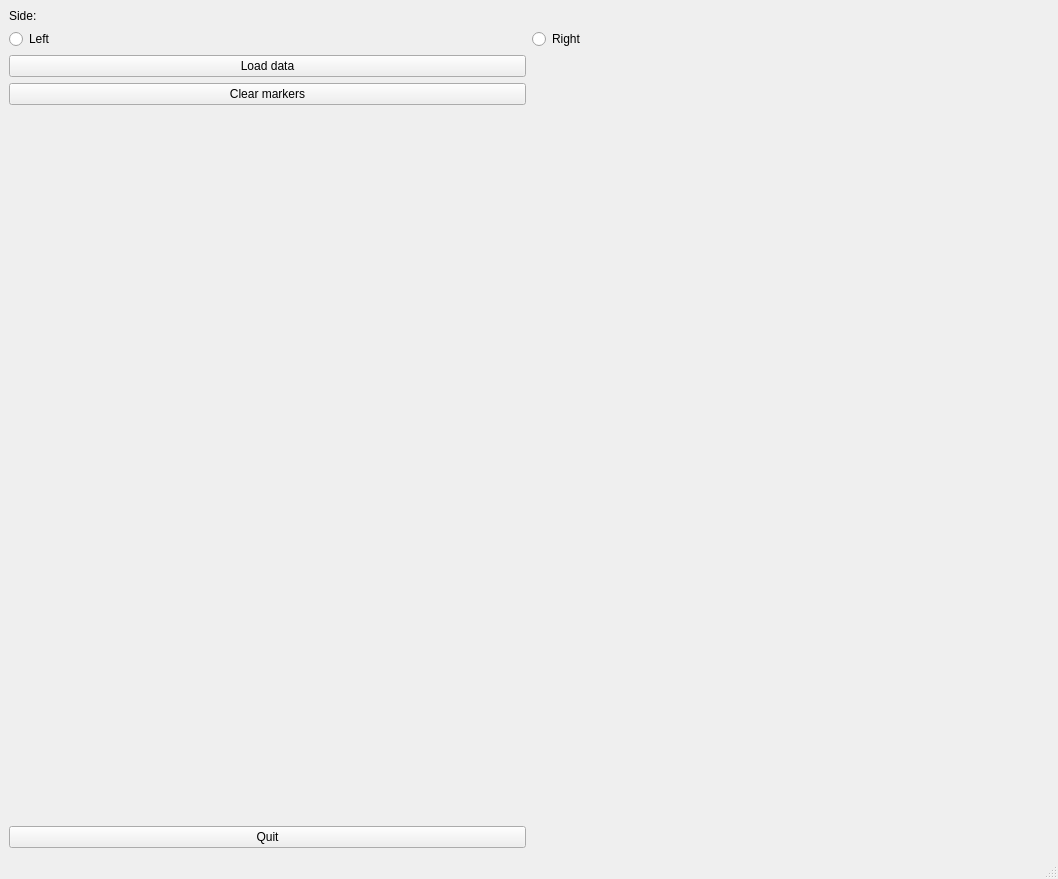
Old version of the form gaitutils/nexus_scripts/tardieu.ui in the repository NCH-Motion-Laboratory/gaitutils.
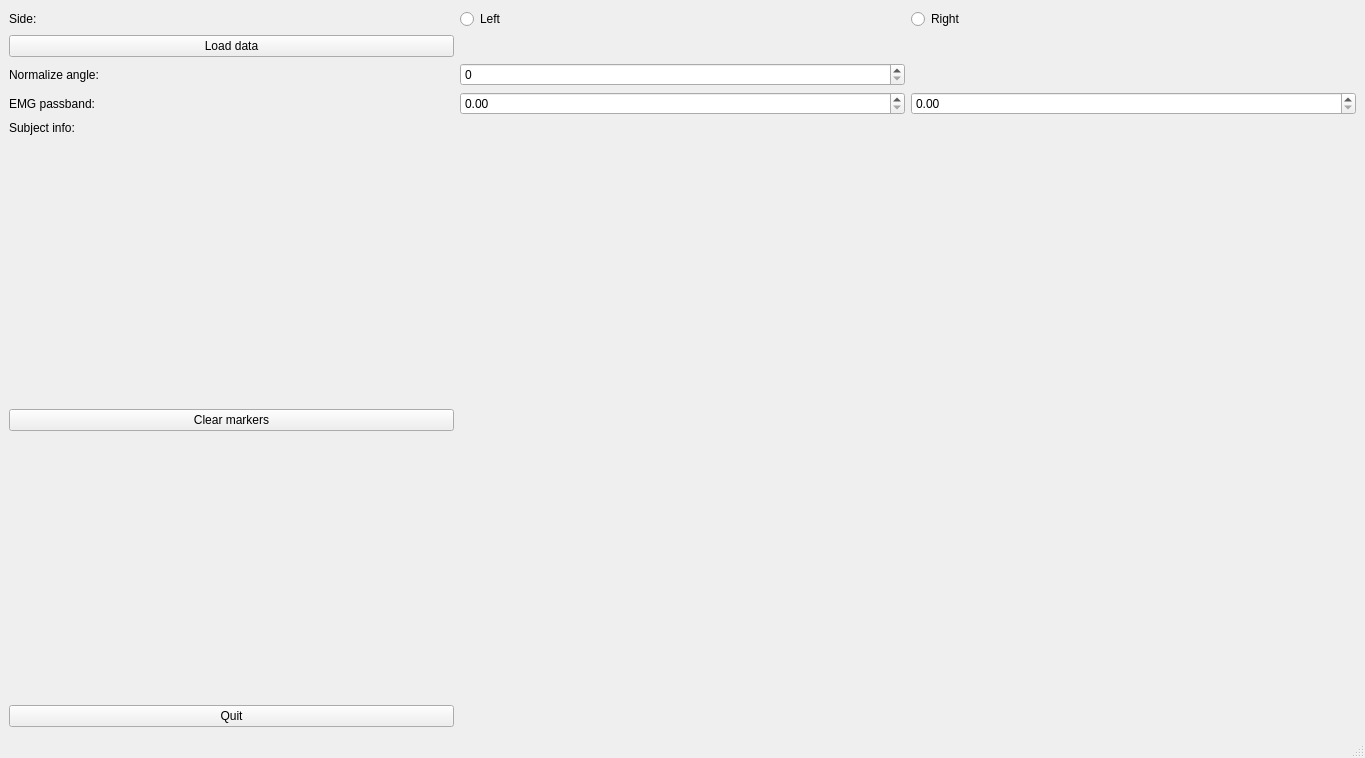
New version of the form.

```diff
--- a/gaitutils/nexus_scripts/tardieu.ui
+++ b/gaitutils/nexus_scripts/tardieu.ui
@@ -6,8 +6,8 @@
    <rect>
     <x>0</x>
     <y>0</y>
-    <width>1058</width>
-    <height>879</height>
+    <width>1365</width>
+    <height>758</height>
    </rect>
   </property>
   <property name="windowTitle">
@@ -17,40 +17,20 @@
    <layout class="QHBoxLayout" name="horizontalLayout">
     <item>
      <layout class="QGridLayout" name="mainGridLayout">
-      <item row="1" column="1">
-       <widget class="QRadioButton" name="radioButton_2">
-        <property name="text">
-         <string>Right</string>
-        </property>
-       </widget>
-      </item>
-      <item row="5" column="0">
-       <spacer name="verticalSpacer">
-        <property name="orientation">
-         <enum>Qt::Vertical</enum>
-        </property>
-        <property name="sizeHint" stdset="0">
-         <size>
-          <width>20</width>
-          <height>40</height>
-         </size>
-        </property>
-       </spacer>
-      </item>
       <item row="1" column="0">
-       <widget class="QRadioButton" name="radioButton">
-        <property name="text">
-         <string>Left</string>
-        </property>
-       </widget>
-      </item>
-      <item row="0" column="0">
        <widget class="QLabel" name="label">
         <property name="text">
          <string>Side:</string>
         </property>
        </widget>
       </item>
+      <item row="7" column="0">
+       <widget class="QPushButton" name="pushButton">
+        <property name="text">
+         <string>Clear markers</string>
+        </property>
+       </widget>
+      </item>
       <item row="2" column="0">
        <widget class="QPushButton" name="pushButton_3">
         <property name="text">
@@ -58,20 +38,83 @@
         </property>
        </widget>
       </item>
-      <item row="3" column="0">
-       <widget class="QPushButton" name="pushButton">
-        <property name="text">
-         <string>Clear markers</string>
+      <item row="9" column="0">
+       <spacer name="verticalSpacer">
+        <property name="orientation">
+         <enum>Qt::Vertical</enum>
         </property>
-       </widget>
+        <property name="sizeHint" stdset="0">
+         <size>
+          <width>20</width>
+          <height>40</height>
+         </size>
+        </property>
+       </spacer>
       </item>
       <item row="6" column="0">
+       <spacer name="verticalSpacer_2">
+        <property name="orientation">
+         <enum>Qt::Vertical</enum>
+        </property>
+        <property name="sizeHint" stdset="0">
+         <size>
+          <width>20</width>
+          <height>40</height>
+         </size>
+        </property>
+       </spacer>
+      </item>
+      <item row="1" column="2">
+       <widget class="QRadioButton" name="radioButton_2">
+        <property name="text">
+         <string>Right</string>
+        </property>
+       </widget>
+      </item>
+      <item row="1" column="1">
+       <widget class="QRadioButton" name="radioButton">
+        <property name="text">
+         <string>Left</string>
+        </property>
+       </widget>
+      </item>
+      <item row="10" column="0">
        <widget class="QPushButton" name="pushButton_2">
         <property name="text">
          <string>Quit</string>
         </property>
        </widget>
       </item>
+      <item row="3" column="0">
+       <widget class="QLabel" name="label_2">
+        <property name="text">
+         <string>Normalize angle:</string>
+        </property>
+       </widget>
+      </item>
+      <item row="4" column="1">
+       <widget class="QDoubleSpinBox" name="doubleSpinBox"/>
+      </item>
+      <item row="4" column="2">
+       <widget class="QDoubleSpinBox" name="doubleSpinBox_2"/>
+      </item>
+      <item row="4" column="0">
+       <widget class="QLabel" name="label_3">
+        <property name="text">
+         <string>EMG passband:</string>
+        </property>
+       </widget>
+      </item>
+      <item row="3" column="1">
+       <widget class="QSpinBox" name="spinBox"/>
+      </item>
+      <item row="5" column="0">
+       <widget class="QLabel" name="label_4">
+        <property name="text">
+         <string>Subject info:</string>
+        </property>
+       </widget>
+      </item>
      </layout>
     </item>
    </layout>
```
Left out of the diff: 2 changed lines with no effect on the pictures.
